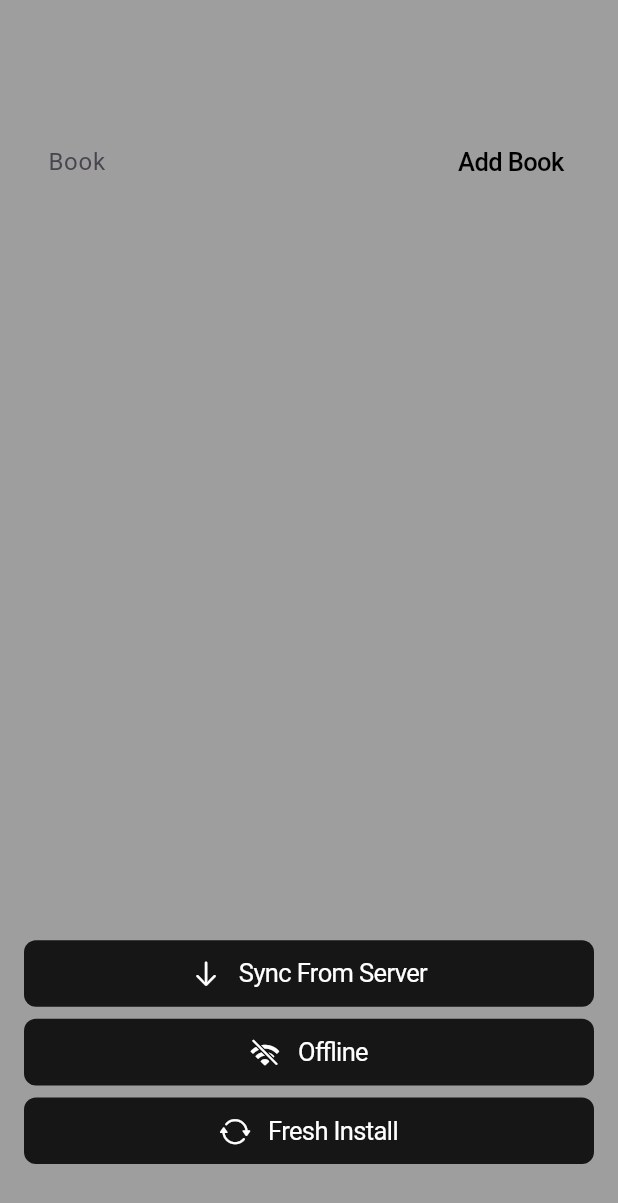
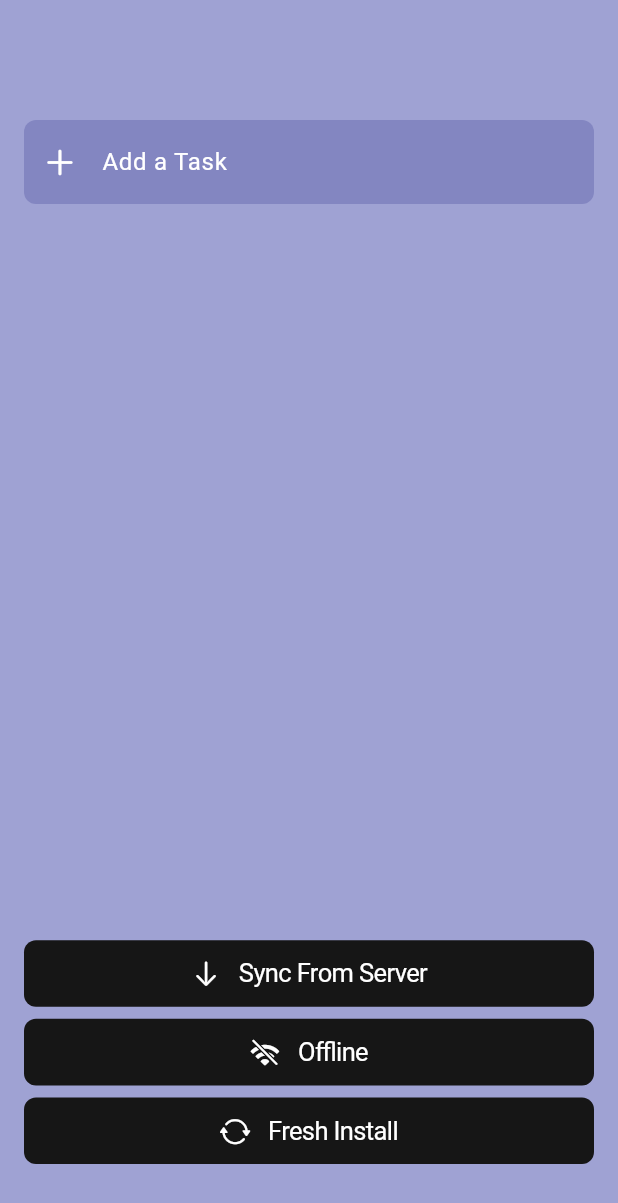
Before and after one commit to Jaaco/talon, a Flutter app: the screen it shows after launch, on a phone screen of 412 x 824 dp. Shown: the top 1203 px of the screen. Run offline on Flutter 3.47's test engine with Material 3 defaults, Android fonts, the phone set to English and light mode, and no system bars; our stand-ins replace shared_preferences, sqflite, supabase_flutter; accounts and stored records are empty.

Commit message:
feat: improve example

```diff
--- a/example/sqflite_supabase_example/lib/book_feature/models/book.dart
+++ /dev/null
@@ -1,28 +0,0 @@
-// ignore_for_file: public_member_api_docs, sort_constructors_first
-class Book {
-  final String name;
-  final int pages;
-  final String? imageUrl;
-
-  Book({
-    required this.name,
-    required this.pages,
-    required this.imageUrl,
-  });
-
-  Map<String, dynamic> toMap() {
-    return <String, dynamic>{
-      'name': name,
-      'pages': pages,
-      'imageUrl': imageUrl,
-    };
-  }
-
-  factory Book.fromMap(Map<String, dynamic> map) {
-    return Book(
-      name: map['name'] as String,
-      pages: map['pages'] as int,
-      imageUrl: map['imageUrl'] as String?,
-    );
-  }
-}
--- a/example/sqflite_supabase_example/lib/book_feature/repositories/book_repository.dart
+++ /dev/null
@@ -1,38 +0,0 @@
-import 'package:sqflite_supabase_example/talon_implementation/sync_layer_implementation.dart';
-
-import '../models/book.dart';
-
-class BookRepository {
-  final table = 'books';
-  final nameField = 'name';
-  final pagesField = 'pages';
-
-  Future<void> addBook(String name) async {
-    final id = DateTime.now().toString();
-
-    await syncLayer.saveChange(
-      table: table,
-      row: id,
-      column: nameField,
-      value: name,
-    );
-  }
-
-  void saveName({required String id, required String name}) {
-    syncLayer.saveChange(
-      table: table,
-      row: id,
-      column: nameField,
-      value: name,
-    );
-  }
-
-  Future<List<Book>> readBooks() async {
-    final booksRaw = await offlineDatabase.runQuery('''
-      SELECT *
-      FROM $table;
-   ''');
-
-    return booksRaw.map(Book.fromMap).toList()..reversed;
-  }
-}
--- a/example/sqflite_supabase_example/lib/book_feature/states/book_list_state.dart
+++ /dev/null
@@ -1,27 +0,0 @@
-import 'package:flutter/material.dart';
-import 'package:sqflite_supabase_example/book_feature/models/book.dart';
-
-import '../repositories/book_repository.dart';
-
-class BookListState extends ChangeNotifier {
-  bool _isLoading = true;
-  bool get isLoading => _isLoading;
-
-  List<Book> _books = [];
-  List<Book> get books => _books;
-
-  final _bookRepository = BookRepository();
-
-  void addBook(String name) async {
-    await _bookRepository.addBook(name);
-
-    readBookList();
-  }
-
-  void readBookList() async {
-    _books = await _bookRepository.readBooks();
-    _isLoading = false;
-
-    notifyListeners();
-  }
-}
--- a/example/sqflite_supabase_example/lib/book_feature/widgets/add_book.dart
+++ /dev/null
@@ -1,59 +0,0 @@
-import 'package:flutter/cupertino.dart';
-import 'package:flutter/material.dart';
-import 'package:provider/provider.dart';
-
-import '../states/book_list_state.dart';
-
-class AddBookWidget extends StatefulWidget {
-  const AddBookWidget({super.key});
-
-  @override
-  AddBookWidgetState createState() => AddBookWidgetState();
-}
-
-class AddBookWidgetState extends State<AddBookWidget> {
-  final TextEditingController _nameController = TextEditingController();
-
-  void _addBook() {
-    if (_nameController.text.isNotEmpty) {
-      Provider.of<BookListState>(context, listen: false)
-          .addBook(_nameController.text);
-
-      _nameController.clear();
-    }
-  }
-
-  @override
-  Widget build(BuildContext context) {
-    return Row(
-      children: [
-        Expanded(
-          child: TextField(
-            controller: _nameController,
-            textAlign: TextAlign.start,
-            style: const TextStyle(
-              fontSize: 16,
-              fontWeight: FontWeight.w700,
-              color: Color.fromARGB(255, 32, 32, 32),
-            ),
-            decoration: const InputDecoration(
-              labelText: 'Book',
-              border: OutlineInputBorder(borderSide: BorderSide.none),
-            ),
-          ),
-        ),
-        const SizedBox(width: 16),
-        CupertinoButton(
-          onPressed: _addBook,
-          child: const Text(
-            'Add Book',
-            style: TextStyle(
-              color: Colors.black,
-              fontWeight: FontWeight.w500,
-            ),
-          ),
-        ),
-      ],
-    );
-  }
-}
--- a/example/sqflite_supabase_example/lib/book_feature/widgets/book_list_widget.dart
+++ /dev/null
@@ -1,55 +0,0 @@
-import 'package:flutter/material.dart';
-import 'package:provider/provider.dart';
-import 'package:sqflite_supabase_example/talon_implementation/sync_layer_implementation.dart';
-
-import '../states/book_list_state.dart';
-import 'edit_book_widget.dart';
-
-class BookListWidget extends StatefulWidget {
-  const BookListWidget({super.key});
-
-  @override
-  State<BookListWidget> createState() => _BookListWidgetState();
-}
-
-class _BookListWidgetState extends State<BookListWidget> {
-  @override
-  void initState() {
-    super.initState();
-
-    Provider.of<BookListState>(context, listen: false).readBookList();
-
-    syncLayer.onMessagesReceived = (_) {
-      Provider.of<BookListState>(context, listen: false).readBookList();
-    };
-  }
-
-  @override
-  void dispose() {
-    super.dispose();
-  }
-
-  @override
-  Widget build(BuildContext context) {
-    final state = Provider.of<BookListState>(context);
-
-    if (state.isLoading) {
-      return const CircularProgressIndicator();
-    }
-
-    return ListView.builder(
-      itemCount: state.books.length,
-      itemBuilder: (context, index) {
-        final book = state.books[index];
-        return ListTile(
-          title: Text(book.name),
-          subtitle: Text('Pages: ${book.pages}'),
-          onTap: () => Navigator.push(
-            context,
-            MaterialPageRoute(builder: (context) => EditBookWidget(book: book)),
-          ),
-        );
-      },
-    );
-  }
-}
--- a/example/sqflite_supabase_example/lib/main.dart
+++ b/example/sqflite_supabase_example/lib/main.dart
@@ -1,12 +1,13 @@
+import 'package:flutter/cupertino.dart';
 import 'package:flutter/material.dart';
 import 'package:provider/provider.dart';
-import 'package:sqflite_supabase_example/book_feature/states/book_list_state.dart';
-import 'package:sqflite_supabase_example/book_feature/widgets/book_list_widget.dart';
+import 'package:sqflite_supabase_example/todo_feature/states/todo_list_state.dart';
+import 'package:sqflite_supabase_example/todo_feature/widgets/todo_list_widget.dart';
 import 'package:sqflite_supabase_example/syncing_controls/widgets/syncing_controls_widget.dart';
 import 'package:sqflite_supabase_example/talon_implementation/config.dart';
 import 'package:supabase_flutter/supabase_flutter.dart';
 
-import 'book_feature/widgets/add_book.dart';
+import 'todo_feature/widgets/add_todo.dart';
 import 'syncing_controls/states/syncing_controls_state.dart';
 import 'talon_implementation/sync_layer_implementation.dart';
 
@@ -31,26 +32,35 @@ class MyApp extends StatelessWidget {
   // This widget is the root of your application.
   @override
   Widget build(BuildContext context) {
-    return MaterialApp(
+    return CupertinoApp(
+      localizationsDelegates: localizationsDelegates,
+      theme: const CupertinoThemeData(
+        brightness: Brightness.light,
+        primaryColor: CupertinoColors.white,
+        scaffoldBackgroundColor: Color.fromARGB(255, 90, 101, 255),
+      ),
       home: MultiProvider(
         providers: [
           ChangeNotifierProvider(create: (context) => SyncingControlsState()),
-          ChangeNotifierProvider(create: (context) => BookListState()),
+          ChangeNotifierProvider(create: (context) => TodoListState()),
         ],
         builder: (context, child) {
           final isOnline =
               Provider.of<SyncingControlsState>(context).syncIsEnabled;
 
           return Scaffold(
-            backgroundColor: isOnline ? Colors.white : Colors.grey[500],
+            backgroundColor: isOnline
+                ? const Color.fromARGB(255, 90, 101, 255)
+                : const Color.fromARGB(255, 159, 162, 211),
             body: const Padding(
               padding: EdgeInsets.all(16),
               child: Column(
                 children: [
                   SizedBox(height: 64),
-                  AddBookWidget(),
+                  AddTodoWidget(),
+                  SizedBox(height: 12),
                   Expanded(
-                    child: BookListWidget(),
+                    child: TodoListWidget(),
                   ),
                   SyncingControlsWidget(),
                   SizedBox(height: 32),
@@ -63,3 +73,9 @@ class MyApp extends StatelessWidget {
     );
   }
 }
+
+const localizationsDelegates = [
+  DefaultMaterialLocalizations.delegate,
+  DefaultCupertinoLocalizations.delegate,
+  DefaultWidgetsLocalizations.delegate,
+];
--- a/example/sqflite_supabase_example/lib/syncing_controls/states/syncing_controls_state.dart
+++ b/example/sqflite_supabase_example/lib/syncing_controls/states/syncing_controls_state.dart
@@ -1,4 +1,4 @@
-import 'package:flutter/material.dart';
+import 'package:flutter/foundation.dart';
 import 'package:sqflite_supabase_example/talon_implementation/sync_layer_implementation.dart';
 
 class SyncingControlsState extends ChangeNotifier {
--- a/example/sqflite_supabase_example/lib/syncing_controls/widgets/control_button.dart
+++ b/example/sqflite_supabase_example/lib/syncing_controls/widgets/control_button.dart
@@ -1,4 +1,5 @@
 import 'package:flutter/cupertino.dart';
+import 'package:flutter/material.dart';
 
 class ControlButton extends StatelessWidget {
   const ControlButton(
--- a/example/sqflite_supabase_example/lib/syncing_controls/widgets/syncing_controls_widget.dart
+++ b/example/sqflite_supabase_example/lib/syncing_controls/widgets/syncing_controls_widget.dart
@@ -4,6 +4,7 @@ import 'package:provider/provider.dart';
 import 'package:sqflite_supabase_example/syncing_controls/widgets/control_button.dart';
 import 'package:sqflite_supabase_example/talon_implementation/sync_layer_implementation.dart';
 
+import '../../todo_feature/states/todo_list_state.dart';
 import '../states/syncing_controls_state.dart';
 
 class SyncingControlsWidget extends StatelessWidget {
@@ -18,6 +19,7 @@ class SyncingControlsWidget extends StatelessWidget {
         ControlButton(
           onPressed: () {
             syncLayer.syncFromServer();
+            Provider.of<TodoListState>(context, listen: false).readTodoList();
           },
           child: const Row(
             mainAxisAlignment: MainAxisAlignment.center,
--- /dev/null
+++ b/example/sqflite_supabase_example/lib/todo_feature/models/todo.dart
@@ -0,0 +1,60 @@
+import 'dart:convert';
+
+// ignore_for_file: public_member_api_docs, sort_constructors_first
+class Todo {
+  final String id;
+  final String name;
+  final bool isDone;
+
+  Todo({
+    required this.id,
+    required this.name,
+    required this.isDone,
+  });
+
+  Todo copyWith({
+    String? id,
+    String? name,
+    bool? isDone,
+  }) {
+    return Todo(
+      id: id ?? this.id,
+      name: name ?? this.name,
+      isDone: isDone ?? this.isDone,
+    );
+  }
+
+  Map<String, dynamic> toMap() {
+    return <String, dynamic>{
+      'id': id,
+      'name': name,
+      'is_done': isDone,
+    };
+  }
+
+  factory Todo.fromMap(Map<String, dynamic> map) {
+    return Todo(
+      id: map['id'] as String,
+      name: map['name'] as String,
+      isDone: map['is_done'] == 1 ? true : false,
+    );
+  }
+
+  String toJson() => json.encode(toMap());
+
+  factory Todo.fromJson(String source) =>
+      Todo.fromMap(json.decode(source) as Map<String, dynamic>);
+
+  @override
+  String toString() => 'Todo(id: $id, name: $name, isDone: $isDone)';
+
+  @override
+  bool operator ==(covariant Todo other) {
+    if (identical(this, other)) return true;
+
+    return other.id == id && other.name == name && other.isDone == isDone;
+  }
+
+  @override
+  int get hashCode => id.hashCode ^ name.hashCode ^ isDone.hashCode;
+}
--- /dev/null
+++ b/example/sqflite_supabase_example/lib/todo_feature/widgets/add_todo.dart
@@ -0,0 +1,67 @@
+import 'package:flutter/cupertino.dart';
+import 'package:flutter/material.dart';
+import 'package:provider/provider.dart';
+import 'package:sqflite_supabase_example/syncing_controls/states/syncing_controls_state.dart';
+
+import '../states/todo_list_state.dart';
+
+class AddTodoWidget extends StatefulWidget {
+  const AddTodoWidget({super.key});
+
+  @override
+  AddTodoWidgetState createState() => AddTodoWidgetState();
+}
+
+class AddTodoWidgetState extends State<AddTodoWidget> {
+  final TextEditingController _nameController = TextEditingController();
+
+  void _addTodo() {
+    if (_nameController.text.isNotEmpty) {
+      Provider.of<TodoListState>(context, listen: false)
+          .addTodo(_nameController.text);
+
+      _nameController.clear();
+    }
+  }
+
+  @override
+  Widget build(BuildContext context) {
+    final isOnline = Provider.of<SyncingControlsState>(context).syncIsEnabled;
+
+    return Container(
+      decoration: BoxDecoration(
+        color: isOnline
+            ? const Color.fromARGB(255, 81, 91, 227)
+            : const Color.fromARGB(255, 131, 134, 193),
+        borderRadius: BorderRadius.circular(8),
+      ),
+      child: Row(
+        children: [
+          Expanded(
+            child: TextField(
+              controller: _nameController,
+              onEditingComplete: _addTodo,
+              textAlign: TextAlign.start,
+              style: const TextStyle(
+                fontSize: 16,
+                color: CupertinoColors.white,
+              ),
+              decoration: const InputDecoration(
+                prefixIcon: Icon(
+                  CupertinoIcons.add,
+                  color: CupertinoColors.white,
+                ),
+                labelText: 'Add a Task',
+                labelStyle: TextStyle(
+                  fontSize: 16,
+                  color: CupertinoColors.white,
+                ),
+                border: OutlineInputBorder(borderSide: BorderSide.none),
+              ),
+            ),
+          ),
+        ],
+      ),
+    );
+  }
+}
--- a/lib/src/sync_layer/sync_layer.dart
+++ b/lib/src/sync_layer/sync_layer.dart
@@ -133,7 +133,7 @@ class SyncLayer {
       column: column,
       dataType: dataType,
       value: value,
-      localTimestamp: 'right now...', // todo(jacoo): get HLC state
+      localTimestamp: DateTime.now().toString(), // todo(jacoo): get HLC state
       userId: userId,
       clientId: clientId,
       hasBeenApplied: false,
@@ -145,6 +145,10 @@ class SyncLayer {
     await syncToServer();
   }
 
+  /// NOTE: the following will only work partially, if the online database has
+  /// the default behaviour like supabase of using a single increasing integer
+  /// for the whole 'messages' table instead of one per user.
+  ///
   /// This code makes sure that no messages are missed due to any errors in syncing
   /// run this code regularly (ie. on app start) to ensure that the database
   /// fixes itself.
```
Also changed, not shown: example/sqflite_supabase_example/lib/book_feature/widgets/edit_book_widget.dart (deleted, +0 -71 lines), example/sqflite_supabase_example/lib/talon_implementation/offline_database_implementation.dart (+45 -4 lines), example/sqflite_supabase_example/lib/talon_implementation/server_database_implementation.dart (+7 -5 lines), example/sqflite_supabase_example/lib/talon_implementation/sync_layer_implementation.dart (+22 -1 lines), example/sqflite_supabase_example/lib/todo_feature/repositories/todo_repository.dart (added, +45 -0 lines), example/sqflite_supabase_example/lib/todo_feature/states/todo_list_state.dart (added, +46 -0 lines), example/sqflite_supabase_example/lib/todo_feature/widgets/todo_list_widget.dart (added, +89 -0 lines), 1 other file.
